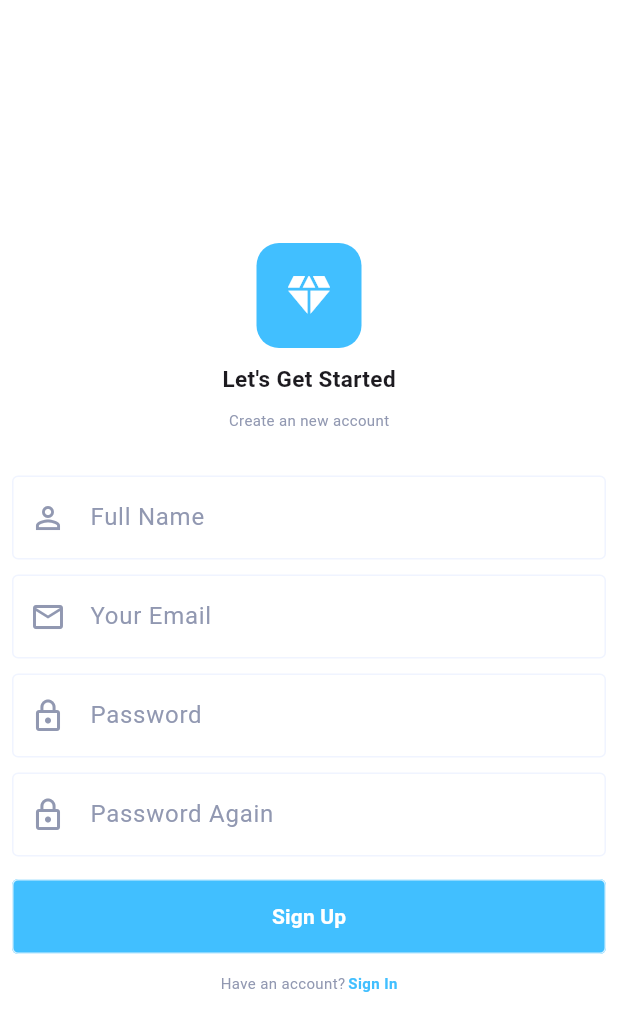
After one commit to Pedro-Zamorano/templates_app, a Flutter app: the RegisterScreen screen opened directly, on a phone screen of 412 x 824 dp. The commit adds this screen. Shown: the top 1031 px of the screen. Run offline on Flutter 3.47's test engine with Material 3 defaults, Android fonts, the phone set to English and light mode, and no system bars.

```diff
--- /dev/null
+++ b/lib/e_commerce_app/presentation/screens/register.dart
@@ -0,0 +1,77 @@
+import 'package:flutter/material.dart';
+import 'package:practice_app/e_commerce_app/presentation/widgets/button.dart';
+import 'package:practice_app/e_commerce_app/presentation/widgets/input_text.dart';
+import 'package:practice_app/e_commerce_app/presentation/widgets/logo.dart';
+import 'package:practice_app/e_commerce_app/theme/colors.dart';
+
+class RegisterScreen extends StatelessWidget {
+  const RegisterScreen({super.key});
+
+  @override
+  Widget build(BuildContext context) {
+    return Scaffold(
+      backgroundColor: Colors.white,
+      body: Padding(
+        padding: const EdgeInsets.all(8),
+        child: Column(
+          mainAxisAlignment: MainAxisAlignment.center,
+          children: [
+            Logo(bgLogoColor: primary, logoColor: Colors.white),
+
+            SizedBox(height: 10),
+
+            Text(
+              "Let's Get Started",
+              style: TextStyle(fontWeight: FontWeight.bold, fontSize: 15),
+            ),
+
+            SizedBox(height: 10),
+
+            Text(
+              "Create an new account",
+              style: TextStyle(fontSize: 10, color: greyAdapter),
+            ),
+
+            SizedBox(height: 30),
+
+            InputText(hintText: "Full Name", icon: Icons.person_outline),
+            SizedBox(height: 10),
+            InputText(hintText: "Your Email", icon: Icons.email_outlined),
+            SizedBox(height: 10),
+            InputText(hintText: "Password", icon: Icons.lock_outline),
+            SizedBox(height: 10),
+            InputText(hintText: "Password Again", icon: Icons.lock_outline),
+
+            SizedBox(height: 15),
+
+            Button(textButton: "Sign Up"),
+
+            SizedBox(height: 12),
+
+            Row(
+              mainAxisAlignment: MainAxisAlignment.center,
+              children: [
+                Text(
+                  "Have an account?",
+                  style: TextStyle(color: greyAdapter, fontSize: 10),
+                ),
+                SizedBox(width: 2),
+                GestureDetector(
+                  onTap: () {},
+                  child: Text(
+                    "Sign In",
+                    style: TextStyle(
+                      color: primary,
+                      fontWeight: FontWeight.bold,
+                      fontSize: 10,
+                    ),
+                  ),
+                ),
+              ],
+            ),
+          ],
+        ),
+      ),
+    );
+  }
+}
--- a/lib/e_commerce_app/presentation/widgets/input_text.dart
+++ b/lib/e_commerce_app/presentation/widgets/input_text.dart
@@ -4,7 +4,14 @@ import 'package:practice_app/e_commerce_app/theme/colors.dart';
 class InputText extends StatelessWidget {
   final String hintText;
   final IconData icon;
-  const InputText({super.key, required this.hintText, required this.icon});
+  final Color? iconColor;
+
+  const InputText({
+    super.key,
+    required this.hintText,
+    required this.icon,
+    this.iconColor,
+  });
 
   @override
   Widget build(BuildContext context) {
@@ -15,7 +22,7 @@ class InputText extends StatelessWidget {
         hintText: hintText,
         border: OutlineInputBorder(borderRadius: BorderRadius.circular(4)),
         hintStyle: TextStyle(color: greyAdapter, fontWeight: FontWeight.normal),
-        prefixIconColor: greyAdapter,
+        prefixIconColor: iconColor ?? greyAdapter,
         enabledBorder: OutlineInputBorder(
           borderSide: BorderSide(color: greyAdapter2),
         ),
--- a/lib/main.dart
+++ b/lib/main.dart
@@ -10,6 +10,6 @@ class MainApp extends StatelessWidget {
 
   @override
   Widget build(BuildContext context) {
-    return const MaterialApp(home: LoginScreen());
+    return const MaterialApp(home: DashboardScreen());
   }
 }
```
Also changed, not shown: lib/e_commerce_app/e_commerce_exports.dart (+7 -0 lines), lib/e_commerce_app/presentation/screens/account.dart (added, +10 -0 lines), lib/e_commerce_app/presentation/screens/cart.dart (added, +10 -0 lines), lib/e_commerce_app/presentation/screens/dashboard.dart (added, +70 -0 lines), lib/e_commerce_app/presentation/screens/explore.dart (added, +10 -0 lines), lib/e_commerce_app/presentation/screens/home.dart (added, +41 -0 lines), lib/e_commerce_app/presentation/screens/login.dart (+8 -0 lines), lib/e_commerce_app/presentation/screens/offer.dart (added, +10 -0 lines).
